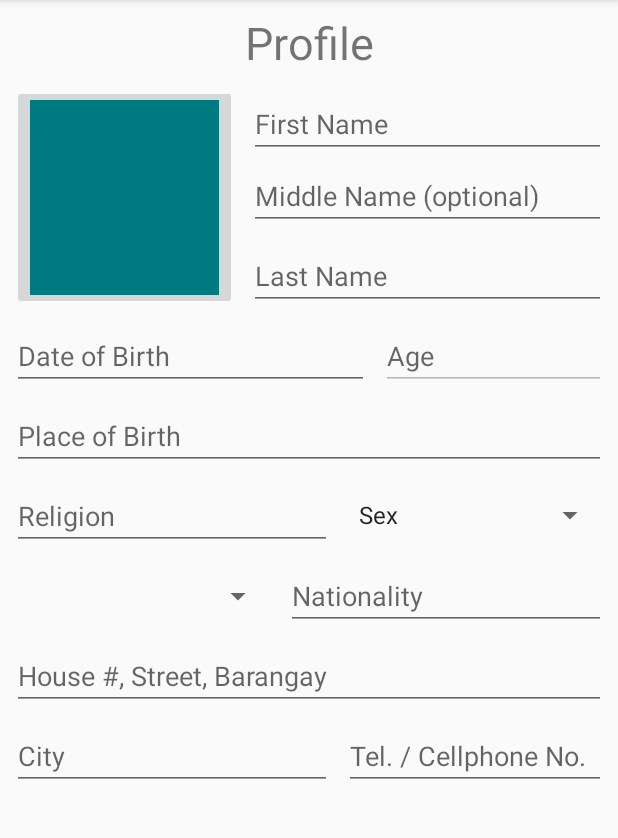
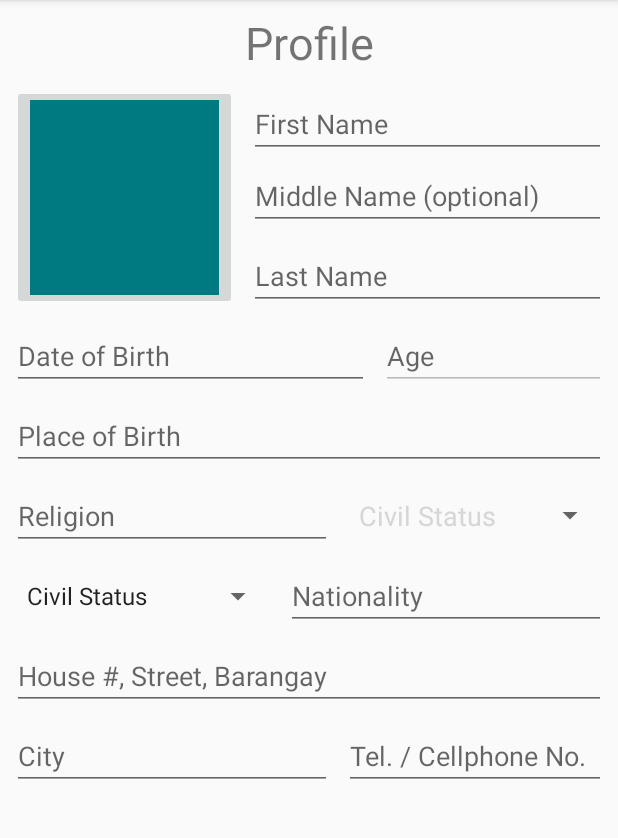
Before and after one commit to riveyn/smes_app, an Android app: the fragment profile placed in its activity, on a phone screen of 412 x 824 dp, the part 84-922 px from its top. Run offline under Robolectric (Android 15) with nearby library versions, the phone set to English and light mode, and no system bars; our stand-ins replace Volley; network calls fail.

Commit message:
profile layout update

```diff
--- a/app/src/main/java/com/example/marcotawa/myapplication/ExpandableListAdapter.java
+++ b/app/src/main/java/com/example/marcotawa/myapplication/ExpandableListAdapter.java
@@ -23,6 +23,7 @@ public class ExpandableListAdapter extends BaseExpandableListAdapter {
         this._listDataHeader = listDataHeader;
         this._listDataChild = listChildData;
     }
+
 
     @Override
     public Object getChild(int groupPosition, int childPosititon) {
--- a/app/src/main/java/com/example/marcotawa/myapplication/profile.java
+++ b/app/src/main/java/com/example/marcotawa/myapplication/profile.java
@@ -24,11 +24,16 @@ public class profile extends Fragment {
     public View onCreateView(@NonNull LayoutInflater inflater, @Nullable ViewGroup container, @Nullable Bundle savedInstanceState) {
         View view = inflater.inflate(R.layout.profile_lay, container, false);
 
-        final  String[] items = getResources().getStringArray(R.array.gender_spinner);
-        final  Spinner spinner = view.findViewById(R.id.gender_spinner);
+        final  String[] genderitems = getResources().getStringArray(R.array.gender_spinner);
+        final String[] civilitems = getResources().getStringArray(R.array.civil_spinner);
+        final  Spinner genderspinner = view.findViewById(R.id.gender_spinner);
+        final Spinner civilspinner = view.findViewById(R.id.civilstatus_spinner);
         final String[] genderspinnervalue = {""};
+        final String[] civilspinnervalue = {""};
 
-        final ArrayAdapter<String> spinnerArrayAdapter = new ArrayAdapter<String>(this.getContext(),android.R.layout.simple_spinner_item,items){
+
+        //start of gender spinner
+        final ArrayAdapter<String> genderspinnerArrayAdapter = new ArrayAdapter<String>(this.getContext(),android.R.layout.simple_spinner_item,genderitems){
             @Override
             public boolean isEnabled(int position) {
                 if(position == 0 ){
@@ -37,6 +42,8 @@ public class profile extends Fragment {
                     return true;
                 }
             }
+
+
 
             @Override
             public View getDropDownView(int position,View convertView,ViewGroup parent) {
@@ -53,10 +60,10 @@ public class profile extends Fragment {
             }
         };
 
-        spinnerArrayAdapter.setDropDownViewResource(R.layout.spinner_profile);
-        spinner.setAdapter(spinnerArrayAdapter);
+        genderspinnerArrayAdapter.setDropDownViewResource(R.layout.spinner_profile);
+        genderspinner.setAdapter(genderspinnerArrayAdapter);
 
-        spinner.setOnItemSelectedListener(new AdapterView.OnItemSelectedListener() {
+        genderspinner.setOnItemSelectedListener(new AdapterView.OnItemSelectedListener() {
             @Override
             public void onItemSelected(AdapterView<?> parent, View view, int position, long id) {
                 String selectedItemText = (String)parent.getItemAtPosition(position);
@@ -73,21 +80,76 @@ public class profile extends Fragment {
             }
         });
 
-        //spinner formatting
-        ArrayAdapter<String> coloradapter = new ArrayAdapter<String>(this.getContext(), R.layout.spinner_profile,items);
-        spinner.setAdapter(coloradapter);
+        // gender spinner formatting
+        ArrayAdapter<String> gendercoloradapter = new ArrayAdapter<>(this.getContext(), R.layout.spinner_profile, genderitems);
+        genderspinner.setAdapter(gendercoloradapter);
         session=getActivity().getSharedPreferences(Global.SESSION,Context.MODE_PRIVATE);
-        spinner.setAdapter(spinnerArrayAdapter);
+        genderspinner.setAdapter(genderspinnerArrayAdapter);
+
+        //start of civil status spinner
+        final ArrayAdapter<String> civilspinnerArrayAdapter = new ArrayAdapter<String>(this.getContext(),android.R.layout.simple_spinner_item,civilitems){
+            @Override
+            public boolean isEnabled(int position) {
+                if(position == 0 ){
+                    return false;
+                }else {
+                    return true;
+                }
+            }
+
+
+
+            @Override
+            public View getDropDownView(int position,View convertView,ViewGroup parent) {
+                View view1 = super.getDropDownView(position, convertView, parent);
+                TextView tv = (TextView)view1;
+                if (position == 0 ){
+                    //color of default
+                    tv.setTextColor(Color.GRAY);
+                }else {
+                    //color of items
+                    tv.setTextColor(Color.BLACK);
+                }
+                return view1;
+            }
+        };
+
+        civilspinnerArrayAdapter.setDropDownViewResource(R.layout.spinner_profile);
+        civilspinner.setAdapter(civilspinnerArrayAdapter);
+
+        civilspinner.setOnItemSelectedListener(new AdapterView.OnItemSelectedListener() {
+            @Override
+            public void onItemSelected(AdapterView<?> parent, View view, int position, long id) {
+                String selectedItemText = (String)parent.getItemAtPosition(position);
+
+                //store selected item on spinner
+                if (position>0){
+                    civilspinnervalue[0] = selectedItemText;
+                }
+            }
+
+            @Override
+            public void onNothingSelected(AdapterView<?> parent) {
+
+            }
+        });
+
+        //civil spinner formatting
+        ArrayAdapter<String> civilcoloradapter = new ArrayAdapter<>(this.getContext(), R.layout.spinner_profile, civilitems);
+        genderspinner.setAdapter(civilcoloradapter);
+        session=getActivity().getSharedPreferences(Global.SESSION,Context.MODE_PRIVATE);
+        civilspinner.setAdapter(civilspinnerArrayAdapter);
+
+
         EditText fname=view.findViewById(R.id.fname_txt);
         EditText mname=view.findViewById(R.id.mname_txt);
         EditText lname=view.findViewById(R.id.lname_txt);
         EditText bdate=view.findViewById(R.id.dbirth_txt);
+
         fname.setText(session.getString("fname",""));
         mname.setText(session.getString("mname",""));
         lname.setText(session.getString("lname",""));
         bdate.setText(session.getString("birthdate",""));
-
-
 
         return view;
 
--- a/app/src/main/res/layout/announcement_lay.xml
+++ b/app/src/main/res/layout/announcement_lay.xml
@@ -7,7 +7,7 @@
     android:layout_height="match_parent">
 
     <TextView
-        android:id="@+id/announcemnet"
+        android:id="@+id/announcement"
         android:layout_width="wrap_content"
         android:layout_height="33dp"
         android:layout_marginStart="8dp"
@@ -36,7 +36,7 @@
         app:layout_constraintEnd_toEndOf="parent"
         app:layout_constraintHorizontal_bias="0.0"
         app:layout_constraintStart_toStartOf="parent"
-        app:layout_constraintTop_toBottomOf="@+id/announcemnet"
+        app:layout_constraintTop_toBottomOf="@+id/announcement"
         app:layout_constraintVertical_bias="0.0" />
 
 </android.support.constraint.ConstraintLayout>
--- a/app/src/main/res/layout/grades_lay.xml
+++ b/app/src/main/res/layout/grades_lay.xml
@@ -310,11 +310,11 @@
                 android:layout_height="match_parent"
 
                 android:layout_weight="1"
+                android:background="@drawable/grades_cellsminor"
                 android:paddingLeft="2dp"
                 android:text="Sample Faculty Name"
                 tools:layout_editor_absoluteX="35dp"
-                tools:layout_editor_absoluteY="167dp"
-                android:background="@drawable/grades_cellsminor"/>
+                tools:layout_editor_absoluteY="167dp" />
 
             <TextView
                 android:id="@+id/textView21"
--- a/app/src/main/res/values/strings.xml
+++ b/app/src/main/res/values/strings.xml
@@ -13,6 +13,7 @@
     <string name="nav_8">Settings</string>
     <string name="nav_9">Logout</string>
     <string name="announcement_title">ANNOUNCEMENTS</string>
+    <string name="schedule_title">SCHEDULE</string>
     <string name="library_title">LIBRARY</string>
     <string name="email_box">E-MAIL ADDRESS</string>
     <string name="password_box">PASSWORD</string>
@@ -24,4 +25,15 @@
         <item>Male</item>
         <item>Female</item>
     </string-array>
+
+
+    <string-array name="civil_spinner">
+        <item>Civil Status</item>
+        <item>Single</item>
+        <item>Married</item>
+        <item>Legally Separated</item>
+        <item>Living Together</item>
+        <item>Divorced</item>
+        <item>Widowed</item>
+    </string-array>
 </resources>
```
Also changed, not shown: app/src/main/res/layout/schedule_lay.xml (+34 -5 lines).
